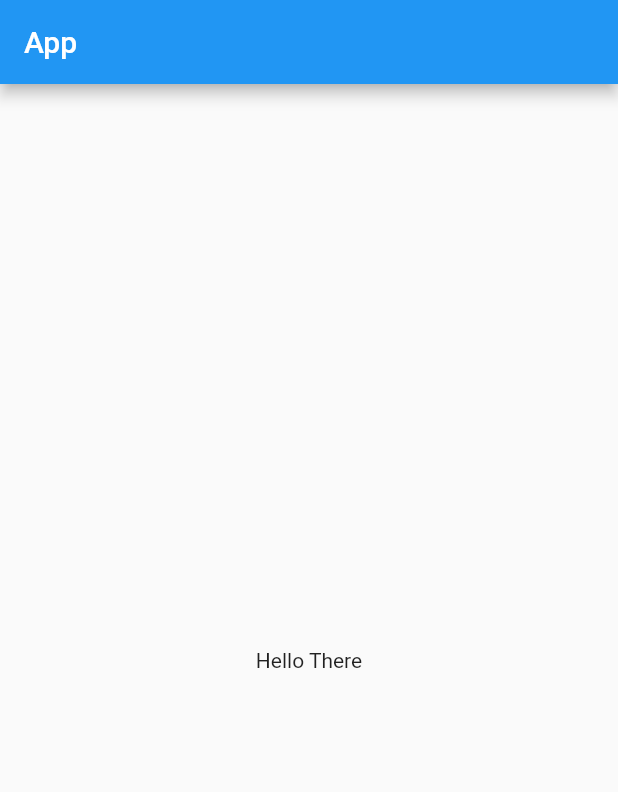
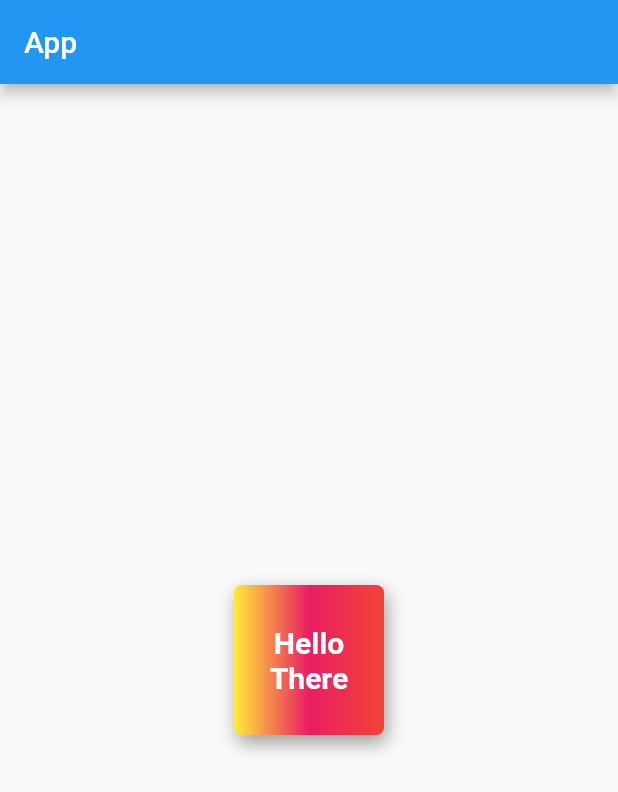
Before and after one commit to VijayGohel/android_app_making_pawan_kumar, a Flutter app: the screen it shows after launch, on a phone screen of 412 x 824 dp. Shown: the top 792 px of the screen. Run offline on Flutter 3.47's test engine with Material 2 defaults, Android fonts, the phone set to English and light mode, and no system bars.

Commit message:
ch2 complete

```diff
--- a/lib/main.dart
+++ b/lib/main.dart
@@ -14,8 +14,30 @@ class HomePage extends StatelessWidget {
       appBar: AppBar(
         title: Text("App"),
       ),
-      body: Container(
-        child: Center(child: Text("Hello There")),
+      body: Center(
+        child: Container(
+          alignment: Alignment.center,
+          height: 100,
+          width: 100,
+          child: Text(
+            "Hello There",
+            textAlign: TextAlign.center,
+            style: TextStyle(
+              color: Colors.white,
+              fontSize: 20,
+              fontWeight: FontWeight.bold,
+            ),
+          ),
+          decoration: BoxDecoration(
+              color: Colors.cyan,
+              gradient: LinearGradient(
+                  colors: [Colors.yellow, Colors.pink, Colors.red]),
+              borderRadius: BorderRadius.circular(5),
+              boxShadow: [
+                BoxShadow(
+                    color: Colors.grey, blurRadius: 10, offset: Offset(2, 5))
+              ]),
+        ),
       ),
     );
   }
```
